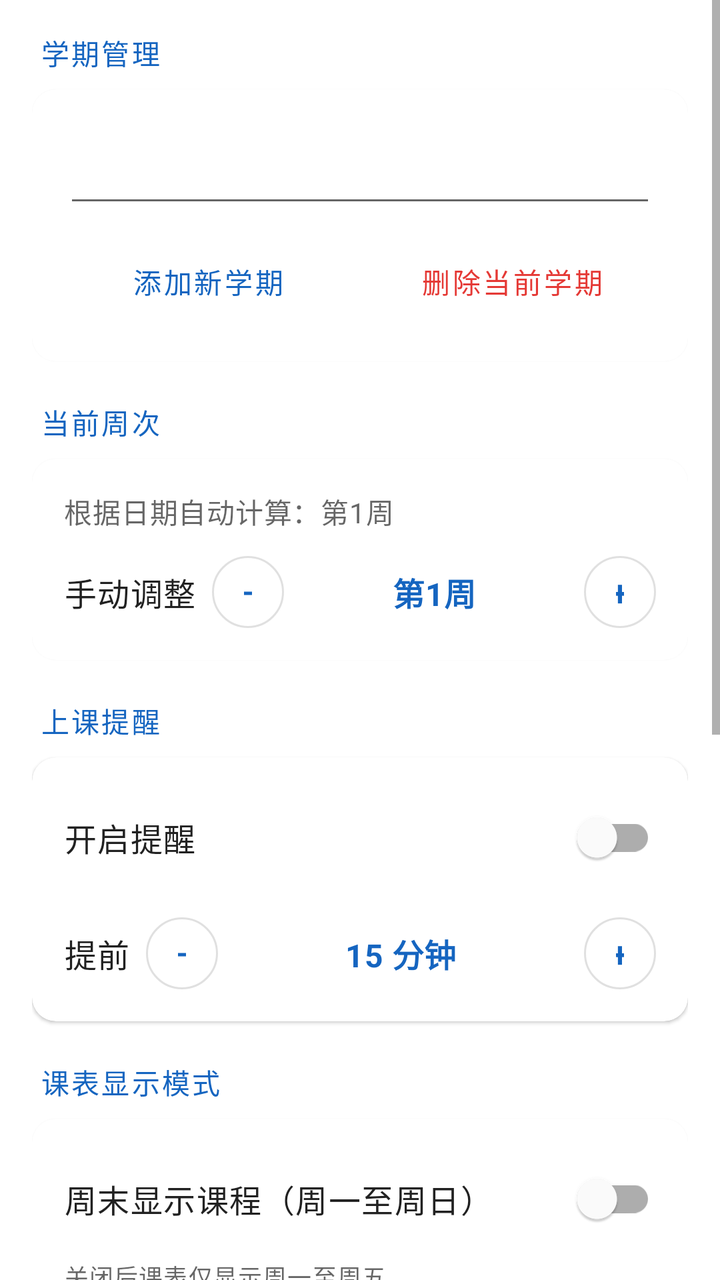
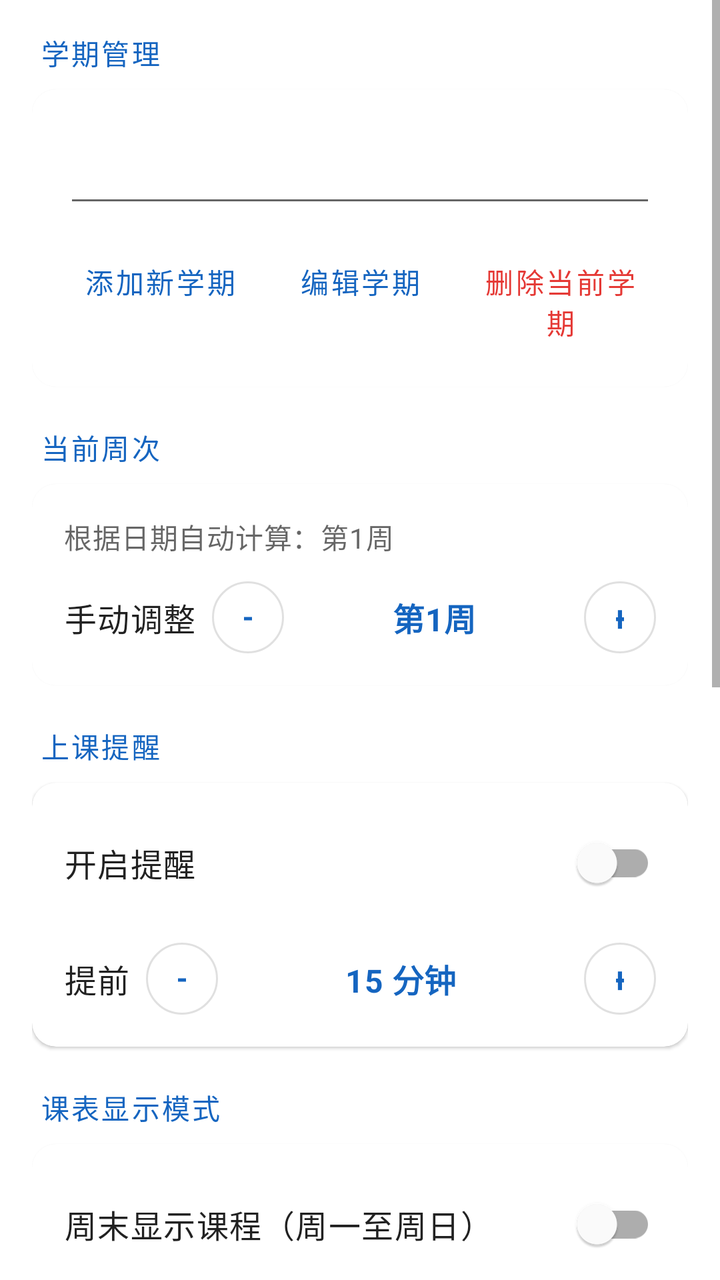

Compare the two renders of this Android layout. The source of the first and the diff that turns it into the second are given below.
<!-- AndroidManifest.xml: application theme Theme.Timetable -->
<!-- res/layout/fragment_settings.xml -->
<?xml version="1.0" encoding="utf-8"?>
<ScrollView xmlns:android="http://schemas.android.com/apk/res/android"
    xmlns:app="http://schemas.android.com/apk/res-auto"
    android:layout_width="match_parent"
    android:layout_height="match_parent"
    android:fillViewport="true"
    android:background="?android:attr/colorBackground">

    <LinearLayout
        android:layout_width="match_parent"
        android:layout_height="wrap_content"
        android:orientation="vertical"
        android:padding="16dp">

        
        <TextView
            android:layout_width="wrap_content"
            android:layout_height="wrap_content"
            android:text="学期管理"
            android:textAppearance="@style/TextAppearance.MaterialComponents.Subtitle2"
            android:textColor="?attr/colorPrimary"
            android:textAllCaps="true"
            android:letterSpacing="0.08"
            android:layout_marginBottom="8dp"
            android:layout_marginStart="4dp" />

        <com.google.android.material.card.MaterialCardView
            android:layout_width="match_parent"
            android:layout_height="wrap_content"
            app:cardElevation="1dp"
            app:cardCornerRadius="12dp"
            app:strokeWidth="0dp"
            android:layout_marginBottom="20dp">

            <LinearLayout
                android:layout_width="match_parent"
                android:layout_height="wrap_content"
                android:orientation="vertical"
                android:padding="16dp">

                <Spinner
                    android:id="@+id/spinner_semester"
                    android:layout_width="match_parent"
                    android:layout_height="48dp"
                    android:background="@drawable/abc_edit_text_material" />

                <LinearLayout
                    android:layout_width="match_parent"
                    android:layout_height="wrap_content"
                    android:orientation="horizontal"
                    android:layout_marginTop="8dp">

                    <com.google.android.material.button.MaterialButton
                        android:id="@+id/btn_add_semester"
                        android:layout_width="0dp"
                        android:layout_height="wrap_content"
                        android:layout_weight="1"
                        android:text="添加新学期"
                        android:textAllCaps="false"
                        app:cornerRadius="8dp"
                        style="@style/Widget.MaterialComponents.Button.TextButton"
                        android:layout_marginEnd="4dp" />

                    <com.google.android.material.button.MaterialButton
                        android:id="@+id/btn_delete_semester"
                        android:layout_width="0dp"
                        android:layout_height="wrap_content"
                        android:layout_weight="1"
                        android:text="@string/delete_semester"
                        android:textColor="@color/error_red"
                        android:textAllCaps="false"
                        app:cornerRadius="8dp"
                        style="@style/Widget.MaterialComponents.Button.TextButton"
                        android:layout_marginStart="4dp" />

                </LinearLayout>

            </LinearLayout>

        </com.google.android.material.card.MaterialCardView>

        
        <TextView
            android:layout_width="wrap_content"
            android:layout_height="wrap_content"
            android:text="当前周次"
            android:textAppearance="@style/TextAppearance.MaterialComponents.Subtitle2"
            android:textColor="?attr/colorPrimary"
            android:textAllCaps="true"
            android:letterSpacing="0.08"
            android:layout_marginBottom="8dp"
            android:layout_marginStart="4dp" />

        <com.google.android.material.card.MaterialCardView
            android:layout_width="match_parent"
            android:layout_height="wrap_content"
            app:cardElevation="1dp"
            app:cardCornerRadius="12dp"
            app:strokeWidth="0dp"
            android:layout_marginBottom="20dp">

            <LinearLayout
                android:layout_width="match_parent"
                android:layout_height="wrap_content"
                android:orientation="vertical"
                android:padding="16dp">

                <TextView
                    android:id="@+id/tv_auto_week"
                    android:layout_width="wrap_content"
                    android:layout_height="wrap_content"
                    android:text="根据日期自动计算：第1周"
                    android:textAppearance="@style/TextAppearance.MaterialComponents.Body2"
                    android:textColor="?android:attr/textColorSecondary" />

                <LinearLayout
                    android:layout_width="match_parent"
                    android:layout_height="wrap_content"
                    android:orientation="horizontal"
                    android:gravity="center_vertical"
                    android:layout_marginTop="12dp">

                    <TextView
                        android:layout_width="wrap_content"
                        android:layout_height="wrap_content"
                        android:text="手动调整"
                        android:textAppearance="@style/TextAppearance.MaterialComponents.Body1"
                        android:layout_marginEnd="8dp" />

                    <com.google.android.material.button.MaterialButton
                        android:id="@+id/btn_week_minus"
                        android:layout_width="36dp"
                        android:layout_height="36dp"
                        android:text="−"
                        android:textSize="18sp"
                        android:textAllCaps="false"
                        android:insetTop="0dp"
                        android:insetBottom="0dp"
                        app:cornerRadius="18dp"
                        app:strokeWidth="1dp"
                        style="@style/Widget.MaterialComponents.Button.OutlinedButton" />

                    <TextView
                        android:id="@+id/tv_week_display"
                        android:layout_width="0dp"
                        android:layout_height="wrap_content"
                        android:layout_weight="1"
                        android:gravity="center"
                        android:text="第1周"
                        android:textAppearance="@style/TextAppearance.MaterialComponents.Subtitle1"
                        android:textStyle="bold"
                        android:textColor="?attr/colorPrimary" />

                    <com.google.android.material.button.MaterialButton
                        android:id="@+id/btn_week_plus"
                        android:layout_width="36dp"
                        android:layout_height="36dp"
                        android:text="+"
                        android:textSize="18sp"
                        android:textAllCaps="false"
                        android:insetTop="0dp"
                        android:insetBottom="0dp"
                        app:cornerRadius="18dp"
                        app:strokeWidth="1dp"
                        style="@style/Widget.MaterialComponents.Button.OutlinedButton" />

                </LinearLayout>

            </LinearLayout>

        </com.google.android.material.card.MaterialCardView>

        
        <TextView
            android:layout_width="wrap_content"
            android:layout_height="wrap_content"
            android:text="上课提醒"
            android:textAppearance="@style/TextAppearance.MaterialComponents.Subtitle2"
            android:textColor="?attr/colorPrimary"
            android:textAllCaps="true"
            android:letterSpacing="0.08"
            android:layout_marginBottom="8dp"
            android:layout_marginStart="4dp" />

        <com.google.android.material.card.MaterialCardView
            android:layout_width="match_parent"
            android:layout_height="wrap_content"
            app:cardElevation="1dp"
            app:cardCornerRadius="12dp"
            app:strokeWidth="0dp"
            android:layout_marginBottom="20dp">

            <LinearLayout
                android:layout_width="match_parent"
                android:layout_height="wrap_content"
                android:orientation="vertical"
                android:padding="16dp">

                <LinearLayout
                    android:layout_width="match_parent"
                    android:layout_height="wrap_content"
                    android:orientation="horizontal"
                    android:gravity="center_vertical">

                    <TextView
                        android:layout_width="0dp"
                        android:layout_height="wrap_content"
                        android:layout_weight="1"
                        android:text="开启提醒"
                        android:textAppearance="@style/TextAppearance.MaterialComponents.Body1" />

                    <com.google.android.material.switchmaterial.SwitchMaterial
                        android:id="@+id/switch_reminder"
                        android:layout_width="wrap_content"
                        android:layout_height="wrap_content" />

                </LinearLayout>

                <LinearLayout
                    android:layout_width="match_parent"
                    android:layout_height="wrap_content"
                    android:orientation="horizontal"
                    android:gravity="center_vertical"
                    android:layout_marginTop="16dp">

                    <TextView
                        android:layout_width="wrap_content"
                        android:layout_height="wrap_content"
                        android:text="提前"
                        android:textAppearance="@style/TextAppearance.MaterialComponents.Body1"
                        android:layout_marginEnd="8dp" />

                    <com.google.android.material.button.MaterialButton
                        android:id="@+id/btn_minutes_minus"
                        android:layout_width="36dp"
                        android:layout_height="36dp"
                        android:text="−"
                        android:textSize="18sp"
                        android:textAllCaps="false"
                        android:insetTop="0dp"
                        android:insetBottom="0dp"
                        app:cornerRadius="18dp"
                        app:strokeWidth="1dp"
                        style="@style/Widget.MaterialComponents.Button.OutlinedButton" />

                    <TextView
                        android:id="@+id/tv_minutes_display"
                        android:layout_width="0dp"
                        android:layout_height="wrap_content"
                        android:layout_weight="1"
                        android:gravity="center"
                        android:text="15 分钟"
                        android:textAppearance="@style/TextAppearance.MaterialComponents.Subtitle1"
                        android:textStyle="bold"
                        android:textColor="?attr/colorPrimary" />

                    <com.google.android.material.button.MaterialButton
                        android:id="@+id/btn_minutes_plus"
                        android:layout_width="36dp"
                        android:layout_height="36dp"
                        android:text="+"
                        android:textSize="18sp"
                        android:textAllCaps="false"
                        android:insetTop="0dp"
                        android:insetBottom="0dp"
                        app:cornerRadius="18dp"
                        app:strokeWidth="1dp"
                        style="@style/Widget.MaterialComponents.Button.OutlinedButton" />

                </LinearLayout>

            </LinearLayout>

        </com.google.android.material.card.MaterialCardView>

        
        <TextView
            android:layout_width="wrap_content"
            android:layout_height="wrap_content"
            android:text="@string/week_mode_title"
            android:textAppearance="@style/TextAppearance.MaterialComponents.Subtitle2"
            android:textColor="?attr/colorPrimary"
            android:textAllCaps="true"
            android:letterSpacing="0.08"
            android:layout_marginBottom="8dp"
            android:layout_marginStart="4dp" />

        <com.google.android.material.card.MaterialCardView
            android:layout_width="match_parent"
            android:layout_height="wrap_content"
            app:cardElevation="1dp"
            app:cardCornerRadius="12dp"
            app:strokeWidth="0dp"
            android:layout_marginBottom="20dp">

            <LinearLayout
                android:layout_width="match_parent"
                android:layout_height="wrap_content"
                android:orientation="vertical"
                android:padding="16dp">

                <LinearLayout
                    android:layout_width="match_parent"
                    android:layout_height="wrap_content"
                    android:orientation="horizontal"
                    android:gravity="center_vertical">

                    <TextView
                        android:layout_width="0dp"
                        android:layout_height="wrap_content"
                        android:layout_weight="1"
                        android:text="@string/week_mode_weekend"
                        android:textAppearance="@style/TextAppearance.MaterialComponents.Body1" />

                    <com.google.android.material.switchmaterial.SwitchMaterial
                        android:id="@+id/switch_weekend_mode"
                        android:layout_width="wrap_content"
                        android:layout_height="wrap_content" />

                </LinearLayout>

                <TextView
                    android:layout_width="match_parent"
                    android:layout_height="wrap_content"
                    android:text="@string/week_mode_hint"
                    android:textAppearance="@style/TextAppearance.MaterialComponents.Caption"
                    android:textColor="?android:attr/textColorSecondary"
                    android:layout_marginTop="6dp" />

            </LinearLayout>

        </com.google.android.material.card.MaterialCardView>

        
        <TextView
            android:layout_width="wrap_content"
            android:layout_height="wrap_content"
            android:text="课程时间设置"
            android:textAppearance="@style/TextAppearance.MaterialComponents.Subtitle2"
            android:textColor="?attr/colorPrimary"
            android:textAllCaps="true"
            android:letterSpacing="0.08"
            android:layout_marginBottom="8dp"
            android:layout_marginStart="4dp" />

        <com.google.android.material.card.MaterialCardView
            android:layout_width="match_parent"
            android:layout_height="wrap_content"
            app:cardElevation="1dp"
            app:cardCornerRadius="12dp"
            app:strokeWidth="0dp"
            android:layout_marginBottom="20dp">

            <LinearLayout
                android:layout_width="match_parent"
                android:layout_height="wrap_content"
                android:orientation="vertical"
                android:padding="16dp">

                <TextView
                    android:layout_width="match_parent"
                    android:layout_height="wrap_content"
                    android:text="设置每日上午/下午/晚课节数及每节课的起止时间"
                    android:textAppearance="@style/TextAppearance.MaterialComponents.Body2"
                    android:textColor="?android:attr/textColorSecondary"
                    android:layout_marginBottom="12dp" />

                <com.google.android.material.button.MaterialButton
                    android:id="@+id/btn_edit_period_times"
                    android:layout_width="wrap_content"
                    android:layout_height="wrap_content"
                    android:text="设置课程时间"
                    android:textAllCaps="false"
                    app:cornerRadius="8dp"
                    style="@style/Widget.MaterialComponents.Button.TextButton" />

            </LinearLayout>

        </com.google.android.material.card.MaterialCardView>

        
        <TextView
            android:layout_width="wrap_content"
            android:layout_height="wrap_content"
            android:text="主题颜色"
            android:textAppearance="@style/TextAppearance.MaterialComponents.Subtitle2"
            android:textColor="?attr/colorPrimary"
            android:textAllCaps="true"
            android:letterSpacing="0.08"
            android:layout_marginBottom="8dp"
            android:layout_marginStart="4dp" />

        <com.google.android.material.card.MaterialCardView
            android:layout_width="match_parent"
            android:layout_height="wrap_content"
            app:cardElevation="1dp"
            app:cardCornerRadius="12dp"
            app:strokeWidth="0dp"
            android:layout_marginBottom="20dp">

            <LinearLayout
                android:layout_width="match_parent"
                android:layout_height="wrap_content"
                android:orientation="vertical"
                android:padding="16dp">

                <TextView
                    android:layout_width="wrap_content"
                    android:layout_height="wrap_content"
                    android:text="选择主题色（重启后生效）"
                    android:textAppearance="@style/TextAppearance.MaterialComponents.Body2"
                    android:textColor="?android:attr/textColorSecondary"
                    android:layout_marginBottom="12dp" />

                <LinearLayout
                    android:id="@+id/theme_color_picker"
                    android:layout_width="match_parent"
                    android:layout_height="wrap_content"
                    android:orientation="horizontal"
                    android:gravity="center_vertical" />

            </LinearLayout>

        </com.google.android.material.card.MaterialCardView>

        
        <TextView
            android:layout_width="wrap_content"
            android:layout_height="wrap_content"
            android:text="关于"
            android:textAppearance="@style/TextAppearance.MaterialComponents.Subtitle2"
            android:textColor="?attr/colorPrimary"
            android:textAllCaps="true"
            android:letterSpacing="0.08"
            android:layout_marginBottom="8dp"
            android:layout_marginStart="4dp" />

        <com.google.android.material.card.MaterialCardView
            android:layout_width="match_parent"
            android:layout_height="wrap_content"
            app:cardElevation="1dp"
            app:cardCornerRadius="12dp"
            app:strokeWidth="0dp"
            android:layout_marginBottom="16dp">

            <LinearLayout
                android:layout_width="match_parent"
                android:layout_height="wrap_content"
                android:orientation="vertical"
                android:padding="16dp"
                android:gravity="center_vertical">

                <TextView
                    android:id="@+id/tv_app_version"
                    android:layout_width="wrap_content"
                    android:layout_height="wrap_content"
                    android:text="课程表 v1.0"
                    android:textAppearance="@style/TextAppearance.MaterialComponents.Body1"
                    android:textStyle="bold" />

                <TextView
                    android:layout_width="wrap_content"
                    android:layout_height="wrap_content"
                    android:text="基于 Android Room + Navigation Component"
                    android:textAppearance="@style/TextAppearance.MaterialComponents.Caption"
                    android:textColor="?android:attr/textColorSecondary"
                    android:layout_marginTop="4dp" />

            </LinearLayout>

        </com.google.android.material.card.MaterialCardView>

    </LinearLayout>

</ScrollView>
<!-- resources referenced by this layout -->
<resources>
  <color name="error_red">#FFE53935</color>
  <string name="delete_semester">删除当前学期</string>
  <string name="week_mode_hint">关闭后课表仅显示周一至周五</string>
  <string name="week_mode_title">课表显示模式</string>
  <string name="week_mode_weekend">周末显示课程（周一至周日）</string>
  <style name="Theme.Timetable" parent="Theme.MaterialComponents.DayNight.NoActionBar">
          
          <item name="colorPrimary">@color/blue_primary</item>
          <item name="colorPrimaryVariant">@color/blue_primary_dark</item>
          <item name="colorOnPrimary">@color/white</item>
          
          <item name="colorSecondary">@color/accent</item>
          <item name="colorSecondaryVariant">@color/blue_primary_dark</item>
          <item name="colorOnSecondary">@color/white</item>
          
          <item name="android:statusBarColor">?attr/colorPrimaryVariant</item>
          
          <item name="android:navigationBarColor">?attr/colorPrimaryVariant</item>
          
          <item name="android:windowLightStatusBar" tools:targetApi="m">false</item>
      </style>
  <color name="blue_primary">#FF1565C0</color>
  <color name="blue_primary_dark">#FF0D47A1</color>
  <color name="white">#FFFFFFFF</color>
  <color name="accent">#FF00897B</color>
</resources>

<!-- the commit's change to res/layout/fragment_settings.xml (unified diff, before → after) -->
@@ -10,7 +10,10 @@
         android:layout_width="match_parent"
         android:layout_height="wrap_content"
         android:orientation="vertical"
-        android:padding="16dp">
+        android:paddingTop="16dp"
+        android:paddingStart="16dp"
+        android:paddingEnd="16dp"
+        android:paddingBottom="80dp">
 
         
         <TextView
@@ -59,7 +62,19 @@
                         android:textAllCaps="false"
                         app:cornerRadius="8dp"
                         style="@style/Widget.MaterialComponents.Button.TextButton"
-                        android:layout_marginEnd="4dp" />
+                        android:layout_marginEnd="2dp" />
+
+                    <com.google.android.material.button.MaterialButton
+                        android:id="@+id/btn_edit_semester"
+                        android:layout_width="0dp"
+                        android:layout_height="wrap_content"
+                        android:layout_weight="1"
+                        android:text="编辑学期"
+                        android:textAllCaps="false"
+                        app:cornerRadius="8dp"
+                        style="@style/Widget.MaterialComponents.Button.TextButton"
+                        android:layout_marginStart="2dp"
+                        android:layout_marginEnd="2dp" />
 
                     <com.google.android.material.button.MaterialButton
                         android:id="@+id/btn_delete_semester"
@@ -71,7 +86,7 @@
                         android:textAllCaps="false"
                         app:cornerRadius="8dp"
                         style="@style/Widget.MaterialComponents.Button.TextButton"
-                        android:layout_marginStart="4dp" />
+                        android:layout_marginStart="2dp" />
 
                 </LinearLayout>
 
@@ -407,7 +422,7 @@
                 <TextView
                     android:layout_width="wrap_content"
                     android:layout_height="wrap_content"
-                    android:text="选择主题色（重启后生效）"
+                    android:text="选择主题色（即时生效）"
                     android:textAppearance="@style/TextAppearance.MaterialComponents.Body2"
                     android:textColor="?android:attr/textColorSecondary"
                     android:layout_marginBottom="12dp" />
